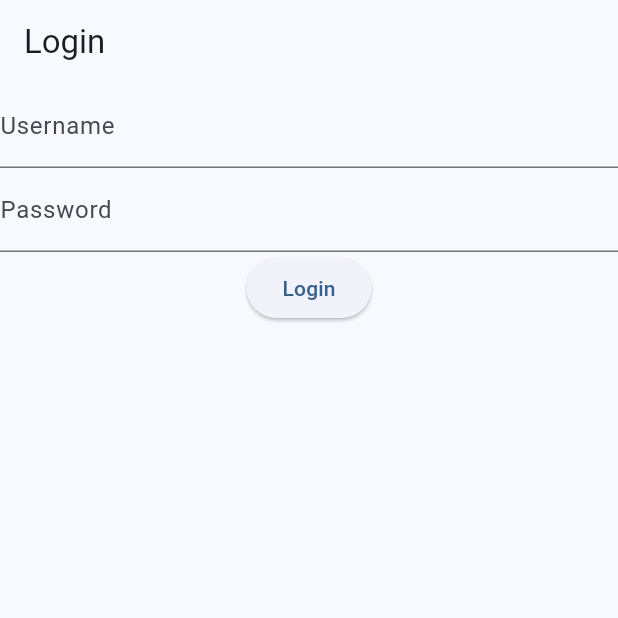
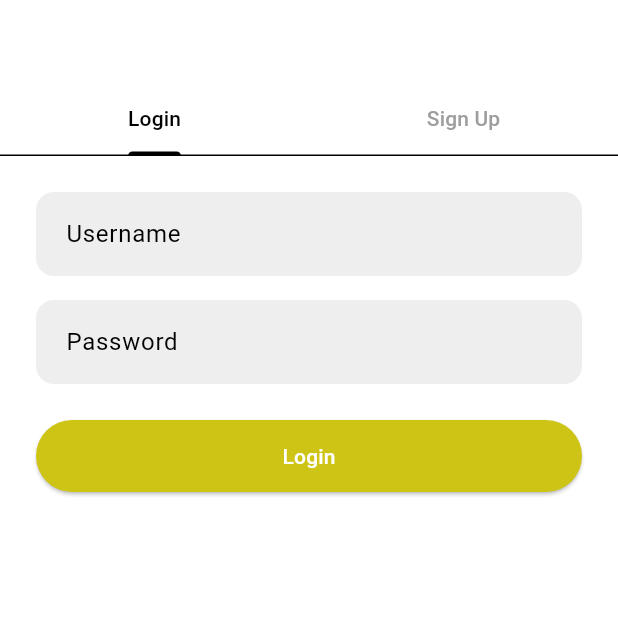
Before and after one commit to gideon-wade/GoNotes, a Flutter app: the screen it shows after launch, on a phone screen of 412 x 824 dp, the top half of it. Run offline on Flutter 3.47's test engine with Material 3 defaults, Android fonts, the phone set to English and light mode, and no system bars; our stand-ins replace flutter_dotenv, google_maps_flutter, permission_handler.

Commit message:
Finalized first iteration of the login page

```diff
--- a/frontend/client/lib/app.dart
+++ b/frontend/client/lib/app.dart
@@ -1,14 +1,17 @@
 import 'package:client/features/login/presentation/login_page.dart';
 import 'package:flutter/material.dart';
+import 'package:client/core/theme/theme.dart';
 
-class MyApp extends StatelessWidget {
-  const MyApp({super.key});
+class App extends StatelessWidget {
+  const App({super.key});
 
   @override
   Widget build(BuildContext context) {
     return MaterialApp(
       title: 'GoNotes',
-      theme: ThemeData(useMaterial3: true, colorSchemeSeed: Colors.blue),
+      theme: AppTheme.light.toThemeData(),
+      darkTheme: AppTheme.dark.toThemeData(),
+      themeMode: ThemeMode.system,
       home: const LoginPage(),
     );
   }
--- a/frontend/client/lib/core/constants/constants.dart
+++ b/frontend/client/lib/core/constants/constants.dart
@@ -0,0 +1,20 @@
+import 'package:flutter/material.dart';
+
+class Constants {
+  static const String appName = 'GoNotes';
+  // Spacing
+  static const double xsSpace = 4.0;
+  static const double sSpace = 8.0;
+  static const double mSpace = 16.0;
+  static const double lSpace = 24.0;
+  static const double xlSpace = 32.0;
+  // Buttons
+  static const double elevatedButtonHeight = 48.0;
+  static const double elevatedButtonWidth = 12.0;
+  static const double textFormButtonBorderRadious = 12.0;
+  static const double buttonContentPadding = 16.0;
+  static const double primaryButtonBorderRadius = 30.0;
+
+  // Colors
+  static final Color? greyTransparentColor = Colors.grey[200];
+}
--- /dev/null
+++ b/frontend/client/lib/core/theme/buttons/button_theme.dart
@@ -0,0 +1,22 @@
+import 'package:flutter/material.dart';
+import 'package:client/core/theme/colors/color_theme.dart';
+import 'package:client/core/constants/constants.dart';
+
+class AppButtonTheme {
+  ColorTheme colorTheme;
+
+  AppButtonTheme(this.colorTheme);
+
+  ElevatedButtonThemeData elevatedButtonThemeData() {
+    return ElevatedButtonThemeData(
+      style: ElevatedButton.styleFrom(
+        backgroundColor: colorTheme.primaryColor,
+        foregroundColor: colorTheme.onPrimaryColor,
+        minimumSize: const Size(Constants.elevatedButtonWidth, Constants.elevatedButtonHeight),
+      ),
+    );
+  }
+
+  static SizedBox emptySpace({double? width, double? height}) =>
+      SizedBox(width: width, height: height);
+}
--- /dev/null
+++ b/frontend/client/lib/core/theme/colors/color_theme.dart
@@ -0,0 +1,28 @@
+import 'package:flutter/material.dart';
+
+abstract class ColorTheme {
+  Color get primaryColor;
+  Color get secondaryColor;
+  Color get surfaceColor;
+  Color get errorColor;
+  Color get onPrimaryColor;
+  Color get onSecondaryColor;
+  Color get onSurfaceColor;
+  Color get onErrorColor;
+  Color get textColor;
+  Brightness get brightness;
+
+  ColorScheme toColorScheme() {
+    return ColorScheme(
+      primary: primaryColor,
+      secondary: secondaryColor,
+      surface: surfaceColor,
+      error: errorColor,
+      onPrimary: onPrimaryColor,
+      onSecondary: onSecondaryColor,
+      onSurface: onSurfaceColor,
+      onError: onErrorColor,
+      brightness: brightness,
+    );
+  }
+}
--- /dev/null
+++ b/frontend/client/lib/core/theme/colors/dark_color_theme.dart
@@ -0,0 +1,25 @@
+import 'package:flutter/material.dart';
+import 'package:client/core/theme/colors/color_theme.dart';
+
+class DarkColorTheme extends ColorTheme {
+  @override
+  Color get errorColor => Color(0xFFB00020);
+  @override
+  Color get onErrorColor => Colors.white;
+  @override
+  Color get onPrimaryColor => Colors.white;
+  @override
+  Color get onSecondaryColor => Colors.black;
+  @override
+  Color get onSurfaceColor => Colors.black;
+  @override
+  Color get primaryColor => Color(0xFFeae12a);
+  @override
+  Color get secondaryColor => Color(0xFF82db61);
+  @override
+  Color get surfaceColor => Color(0xFF090801);
+  @override
+  Color get textColor => Colors.white;
+  @override
+  Brightness get brightness => Brightness.dark;
+}
--- /dev/null
+++ b/frontend/client/lib/core/theme/colors/light_color_theme.dart
@@ -0,0 +1,25 @@
+import 'package:flutter/material.dart';
+import 'package:client/core/theme/colors/color_theme.dart';
+
+class LightColorTheme extends ColorTheme {
+  @override
+  Color get errorColor => Color(0xFFB00020);
+  @override
+  Color get onErrorColor => Colors.white;
+  @override
+  Color get onPrimaryColor => Colors.white;
+  @override
+  Color get onSecondaryColor => Colors.black;
+  @override
+  Color get onSurfaceColor => Colors.black;
+  @override
+  Color get primaryColor => Color(0xffcdc415);
+  @override
+  Color get secondaryColor => Color(0xff67af4d);
+  @override
+  Color get surfaceColor => Colors.white;
+  @override
+  Color get textColor => Colors.black;
+  @override
+  Brightness get brightness => Brightness.light;
+}
--- a/frontend/client/lib/core/theme/theme.dart
+++ b/frontend/client/lib/core/theme/theme.dart
@@ -1,7 +1,26 @@
-import 'package:client/core/theme/color_theme.dart';
+import 'package:client/core/theme/buttons/button_theme.dart';
+import 'package:flutter/material.dart';
+import 'package:client/core/theme/colors/color_theme.dart';
+import 'package:client/core/theme/colors/light_color_theme.dart';
+import 'package:client/core/theme/colors/dark_color_theme.dart';
 
-class Theme {
+class AppTheme {
   ColorTheme colorTheme;
+  late AppButtonTheme buttonTheme;
 
-  Theme({required this.colorTheme});
+  AppTheme({required this.colorTheme}) {
+    buttonTheme = AppButtonTheme(colorTheme);
+  }
+
+  ThemeData toThemeData() => ThemeData.from(
+    useMaterial3: true,
+    colorScheme: colorTheme.toColorScheme(),
+    textTheme: TextTheme(
+      bodyMedium: TextStyle(color: colorTheme.textColor),
+      bodyLarge: TextStyle(color: colorTheme.textColor),
+    ),
+  ).copyWith(elevatedButtonTheme: buttonTheme.elevatedButtonThemeData());
+
+  static AppTheme get light => AppTheme(colorTheme: LightColorTheme());
+  static AppTheme get dark => AppTheme(colorTheme: DarkColorTheme());
 }
--- /dev/null
+++ b/frontend/client/lib/core/utils/utils.dart
@@ -0,0 +1,37 @@
+import 'package:flutter/material.dart';
+import '../constants/constants.dart';
+
+class Utils {
+  static SizedBox emptySpace({double? width, double? height}) =>
+      SizedBox(width: width, height: height);
+
+  static InputDecoration textFormFieldDecoration({String? hintText}) {
+    return InputDecoration(
+      hintText: hintText,
+      filled: true,
+      fillColor: Constants.greyTransparentColor,
+      border: OutlineInputBorder(
+        borderRadius: BorderRadius.circular(
+          Constants.textFormButtonBorderRadious,
+        ),
+        borderSide: BorderSide.none,
+      ),
+      enabledBorder: OutlineInputBorder(
+        borderRadius: BorderRadius.circular(
+          Constants.textFormButtonBorderRadious,
+        ),
+        borderSide: BorderSide.none,
+      ),
+      focusedBorder: OutlineInputBorder(
+        borderRadius: BorderRadius.circular(
+          Constants.textFormButtonBorderRadious,
+        ),
+        borderSide: BorderSide.none,
+      ),
+      contentPadding: const EdgeInsets.symmetric(
+        horizontal: Constants.buttonContentPadding,
+        vertical: Constants.buttonContentPadding,
+      ),
+    );
+  }
+}
--- /dev/null
+++ b/frontend/client/lib/core/widgets/primary_button.dart
@@ -0,0 +1,28 @@
+import 'package:flutter/material.dart';
+import 'package:client/core/constants/constants.dart';
+
+class PrimaryButton extends StatelessWidget {
+  final String text;
+  final VoidCallback onPressed;
+
+  const PrimaryButton({super.key, required this.text, required this.onPressed});
+
+  @override
+  Widget build(BuildContext context) {
+    return SizedBox(
+      width: double.infinity,
+      height: Constants.elevatedButtonHeight,
+      child: ElevatedButton(
+        onPressed: onPressed,
+        style: ElevatedButton.styleFrom(
+          shape: RoundedRectangleBorder(
+            borderRadius: BorderRadius.circular(
+              Constants.primaryButtonBorderRadius,
+            ),
+          ),
+        ),
+        child: Text(text),
+      ),
+    );
+  }
+}
--- a/frontend/client/lib/features/login/presentation/login_page.dart
+++ b/frontend/client/lib/features/login/presentation/login_page.dart
@@ -1,15 +1,29 @@
 import 'package:flutter/material.dart';
-
 import '../widgets/login_form.dart';
+import '../widgets/signup_form.dart';
 
 class LoginPage extends StatelessWidget {
   const LoginPage({super.key});
 
   @override
   Widget build(BuildContext context) {
-    return Scaffold(
-      appBar: AppBar(title: const Text('Login')),
-      body: const Center(child: LoginForm()),
+    return DefaultTabController(
+      length: 2,
+      child: Scaffold(
+        appBar: AppBar(
+          automaticallyImplyLeading: false,
+          bottom: const TabBar(
+            indicatorColor: Colors.black,
+            labelColor: Colors.black,
+            unselectedLabelColor: Colors.grey,
+            tabs: [
+              Tab(text: 'Login'),
+              Tab(text: 'Sign Up'),
+            ],
+          ),
+        ),
+        body: const TabBarView(children: [LoginForm(), SignupForm()]),
+      ),
     );
   }
 }
--- a/frontend/client/lib/features/login/widgets/login_form.dart
+++ b/frontend/client/lib/features/login/widgets/login_form.dart
@@ -1,28 +1,64 @@
+import 'package:client/core/constants/constants.dart';
+import 'package:client/core/utils/utils.dart';
+import 'package:client/core/widgets/primary_button.dart';
 import 'package:flutter/material.dart';
 import 'package:client/features/map/presentation/pages/map_page.dart';
 
-class LoginForm extends StatelessWidget {
+class LoginForm extends StatefulWidget {
   const LoginForm({super.key});
 
   @override
+  State<LoginForm> createState() => _LoginFormState();
+}
+
+class _LoginFormState extends State<LoginForm> {
+  final _usernameController = TextEditingController();
+  final _passwordController = TextEditingController();
+
+  @override
+  void dispose() {
+    _usernameController.dispose();
+    _passwordController.dispose();
+    super.dispose();
+  }
+
+  @override
   Widget build(BuildContext context) {
-    return Column(
+    return SingleChildScrollView(
+      child: Padding(
+        padding: const EdgeInsets.all(Constants.lSpace),
+        child: Column(
+          mainAxisAlignment: MainAxisAlignment.center,
           children: [
-        TextFormField(decoration: const InputDecoration(labelText: 'Username')),
             TextFormField(
-          decoration: const InputDecoration(labelText: 'Password'),
+              controller: _usernameController,
+              cursorColor: Colors.black,
+              decoration: Utils.textFormFieldDecoration(hintText: 'Username'),
+            ),
+
+            Utils.emptySpace(height: Constants.mSpace),
+
+            TextFormField(
+              controller: _passwordController,
               obscureText: true,
+              cursorColor: Colors.black,
+              decoration: Utils.textFormFieldDecoration(hintText: 'Password'),
             ),
-        ElevatedButton(
+
+            Utils.emptySpace(height: Constants.lSpace),
+
+            PrimaryButton(
+              text: 'Login',
               onPressed: () {
                 Navigator.pushReplacement(
                   context,
                   MaterialPageRoute(builder: (_) => const MapPage()),
                 );
               },
-          child: const Text('Login'),
             ),
           ],
+        ),
+      ),
     );
   }
 }
--- a/frontend/client/lib/main.dart
+++ b/frontend/client/lib/main.dart
@@ -5,5 +5,5 @@ import 'app.dart';
 void main() async {
   WidgetsFlutterBinding.ensureInitialized();
   await dotenv.load(fileName: ".env");
-  runApp(const MyApp());
+  runApp(const App());
 }
```
Also changed, not shown: frontend/client/lib/core/theme/color_theme.dart (deleted, +0 -17 lines), frontend/client/lib/core/theme/dark_color_theme.dart (deleted, +0 -31 lines), frontend/client/lib/core/theme/light_color_theme.dart (deleted, +0 -31 lines), frontend/client/lib/features/login/widgets/signup_form.dart (+87 -0 lines), frontend/client/lib/features/login/presentation/signup_page.dart (deleted), 1 other file. Lines whose indentation alone changed are shown as unchanged.
